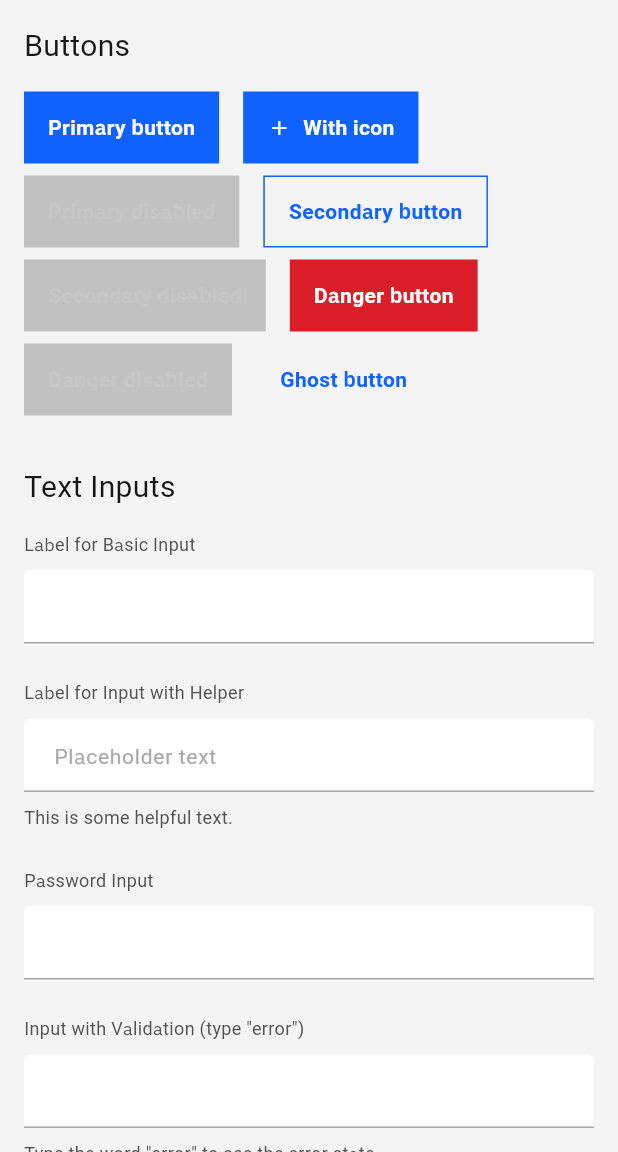
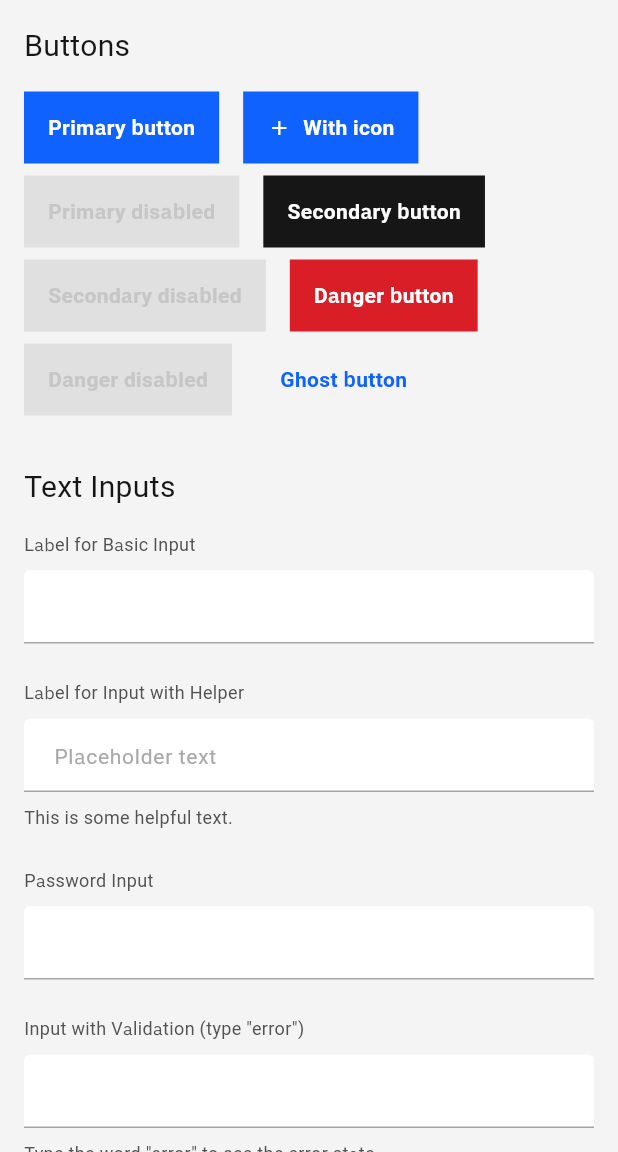
Before and after one commit to yuzalsif/carbon_flutter, a Flutter app: the screen it shows after launch, on a phone screen of 412 x 824 dp, the part 84-1236 px from its top. Run offline on Flutter 3.47's test engine with Material 3 defaults, Android fonts, the phone set to English and light mode, and no system bars; our stand-ins replace google_fonts.

Commit message:
Improve button styling

```diff
--- a/lib/src/widgets/c_button.dart
+++ b/lib/src/widgets/c_button.dart
@@ -1,29 +1,29 @@
 import 'package:flutter/material.dart';
-
 import 'package:carbon_flutter/carbon_flutter.dart';
 
-/// Defines the visual style and semantic purpose of a [CButton].
+/// Defines the size of a [CButton], affecting its height and padding.
+enum CButtonSize { small, regular }
+
+/// Defines the visual style and semantic purpose of a [CButton],
+/// aligned with the official Carbon Design System types.
 enum CButtonType {
-  /// For the most important action on the page.
+  /// For the single most important action on a page.
   primary,
 
-  /// For secondary actions that are less prominent.
+  /// For important, but not primary, actions.
   secondary,
 
-  /// For actions that are potentially destructive (e.g., delete, remove).
+  /// For less prominent, supplemental actions.
+  tertiary,
+
+  /// For actions that are potentially destructive.
   danger,
 
-  /// For the least prominent actions, often used in groups.
+  /// A variant of Tertiary with a transparent background for minimal emphasis.
   ghost,
-
-  tertiary,
 }
 
 /// A Carbon Design System compliant button.
-///
-/// This widget provides a flexible and customizable button that adheres to the
-/// Carbon visual style. It supports different types, states (enabled/disabled),
-/// and can include an optional leading icon.
 class CButton extends StatefulWidget {
   const CButton({
     super.key,
@@ -31,21 +31,14 @@ class CButton extends StatefulWidget {
     required this.onPressed,
     this.icon,
     this.type = CButtonType.primary,
+    this.size = CButtonSize.regular,
   });
 
-  /// The text to display inside the button.
   final String? label;
-
-  /// An optional icon to display before the label.
   final Widget? icon;
-
-  /// The callback that is called when the button is tapped.
-  /// If `null`, the button will be displayed in a disabled state.
   final VoidCallback? onPressed;
-
-  /// The type of button, which determines its visual style.
-  /// Defaults to [CButtonType.primary].
   final CButtonType type;
+  final CButtonSize size;
 
   @override
   State<CButton> createState() => _CButtonState();
@@ -58,86 +51,101 @@ class _CButtonState extends State<CButton> {
   bool get _isDisabled => widget.onPressed == null;
 
   Color _getBackgroundColor() {
-    final bool isDark = Theme.of(context).brightness == Brightness.dark;
+    final isDark = Theme.of(context).brightness == Brightness.dark;
+
     if (_isDisabled) {
-      // Use a neutral disabled color for the background.
-      return CColors.borderStrong.withValues(alpha: 0.5);
+      return isDark
+          ? CColors.borderInverse.withValues(alpha: 0.5)
+          : CColors.borderSubtle;
     }
+
     if (_isPressed) {
       switch (widget.type) {
         case CButtonType.primary:
           return CColors.primaryHover;
         case CButtonType.secondary:
-          return CColors.borderSubtle;
+          return isDark
+              ? CColors.borderInverse.withValues(alpha: 0.6)
+              : CColors.backgroundInverse.withValues(alpha: 0.1);
         case CButtonType.danger:
           return CColors.supportError.withValues(alpha: 0.8);
+        case CButtonType.tertiary:
         case CButtonType.ghost:
-          return CColors.borderSubtle;
-        case CButtonType.tertiary:
-          return isDark ? CColors.borderInverse : CColors.borderSubtle;
+          return isDark
+              ? CColors.backgroundComponentInverse.withValues(alpha: 0.5)
+              : CColors.borderSubtle;
       }
     }
+
     if (_isHovered) {
       switch (widget.type) {
         case CButtonType.primary:
           return CColors.primaryHover.withValues(alpha: 0.9);
         case CButtonType.secondary:
-          // A subtle background appears on hover for secondary.
-          return CColors.backgroundComponent.withValues(alpha: 0.8);
+          return isDark
+              ? CColors.borderInverse.withValues(alpha: 0.9)
+              : CColors.backgroundInverse.withValues(alpha: 0.9);
         case CButtonType.danger:
           return CColors.supportError.withValues(alpha: 0.9);
+        case CButtonType.tertiary:
         case CButtonType.ghost:
-          return CColors.borderSubtle.withValues(alpha: 0.8);
-        case CButtonType.tertiary:
           return isDark
-              ? CColors.borderInverse.withValues(alpha: 0.8)
-              : CColors.borderSubtle.withValues(alpha: 0.8);
+              ? CColors.backgroundComponentInverse.withValues(alpha: 0.2)
+              : CColors.background.withValues(alpha: 0.5);
       }
     }
+
     // Default background colors
     switch (widget.type) {
       case CButtonType.primary:
         return CColors.primary;
+      case CButtonType.secondary:
+        return isDark ? CColors.borderInverse : CColors.backgroundInverse;
       case CButtonType.danger:
         return CColors.supportError;
-      case CButtonType.secondary:
+      case CButtonType.tertiary:
       case CButtonType.ghost:
-        return Colors.transparent;
-      case CButtonType.tertiary:
         return Colors.transparent;
     }
   }
 
   Color _getForegroundColor() {
-    final bool isDark = Theme.of(context).brightness == Brightness.dark;
-    if (_isDisabled) {
-      return CColors.textDisabled;
-    }
+    if (_isDisabled) return CColors.textDisabled;
+
     switch (widget.type) {
       case CButtonType.primary:
+      case CButtonType
+          .secondary: // Secondary has white text on its dark background
       case CButtonType.danger:
         return CColors.textOnColor;
-      case CButtonType.secondary:
+      case CButtonType.tertiary: // Tertiary has a blue outline, so blue text
       case CButtonType.ghost:
         return CColors.primary;
-
-      case CButtonType.tertiary:
-        // Use the primary text color for the icon for good contrast
-        return isDark ? CColors.textPrimaryInverse : CColors.textPrimary;
     }
   }
 
   BorderSide _getBorderSide() {
-    // Secondary button has a border.
-    if (widget.type == CButtonType.secondary && !_isDisabled) {
-      return const BorderSide(color: CColors.primary, width: 1.0);
+    if (_isDisabled) return BorderSide.none;
+
+    switch (widget.type) {
+      case CButtonType
+          .tertiary: // Tertiary is the only one with a visible border by default
+        return const BorderSide(color: CColors.primary, width: 1.0);
+      case CButtonType.primary:
+      case CButtonType.secondary:
+      case CButtonType.danger:
+      case CButtonType.ghost:
+        return BorderSide.none;
     }
-    return BorderSide.none;
   }
 
   @override
   Widget build(BuildContext context) {
     final foregroundColor = _getForegroundColor();
+    final buttonHeight = widget.size == CButtonSize.regular ? 48.0 : 32.0;
+    final horizontalPadding = widget.size == CButtonSize.regular
+        ? CSpacing.medium
+        : CSpacing.small;
 
     return MouseRegion(
       onEnter: (_) => setState(() => _isHovered = true),
@@ -152,8 +160,8 @@ class _CButtonState extends State<CButton> {
         onTap: _isDisabled ? null : widget.onPressed,
         child: AnimatedContainer(
           duration: const Duration(milliseconds: 100),
-          height: 48.0,
-          padding: const EdgeInsets.symmetric(horizontal: CSpacing.medium),
+          height: buttonHeight,
+          padding: EdgeInsets.symmetric(horizontal: horizontalPadding),
           decoration: BoxDecoration(
             color: _getBackgroundColor(),
             border: Border.fromBorderSide(_getBorderSide()),
@@ -167,7 +175,9 @@ class _CButtonState extends State<CButton> {
                   data: IconThemeData(color: foregroundColor, size: 16),
                   child: widget.icon!,
                 ),
-              if (widget.icon != null) const SizedBox(width: CSpacing.small),
+              if (widget.icon != null &&
+                  (widget.label != null && widget.label != ''))
+                const SizedBox(width: CSpacing.small),
               if (widget.label != null && widget.label != '')
                 Text(
                   widget.label!,
```
